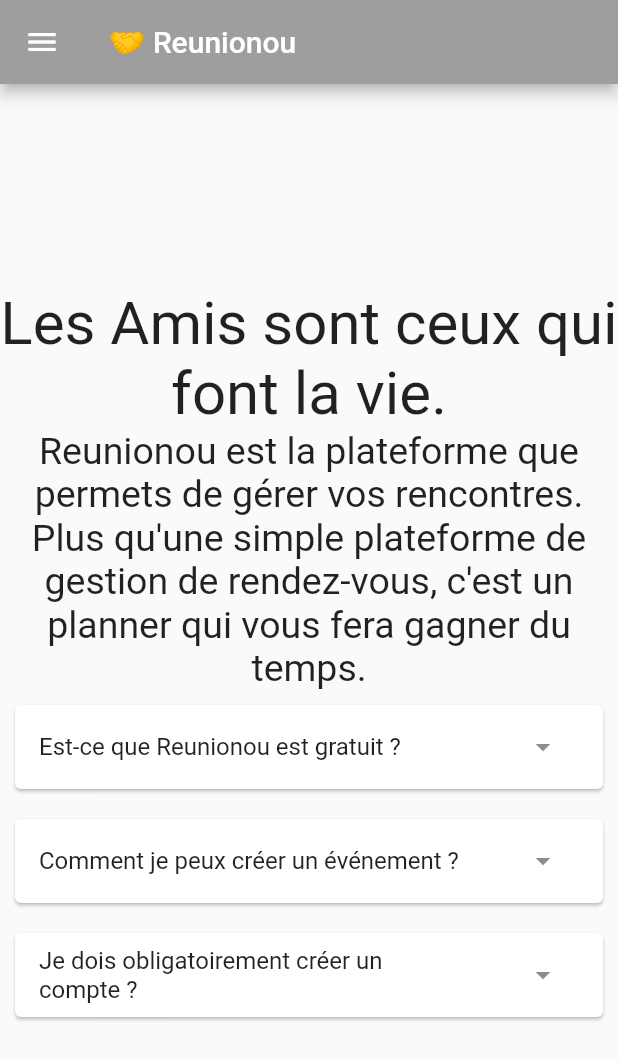
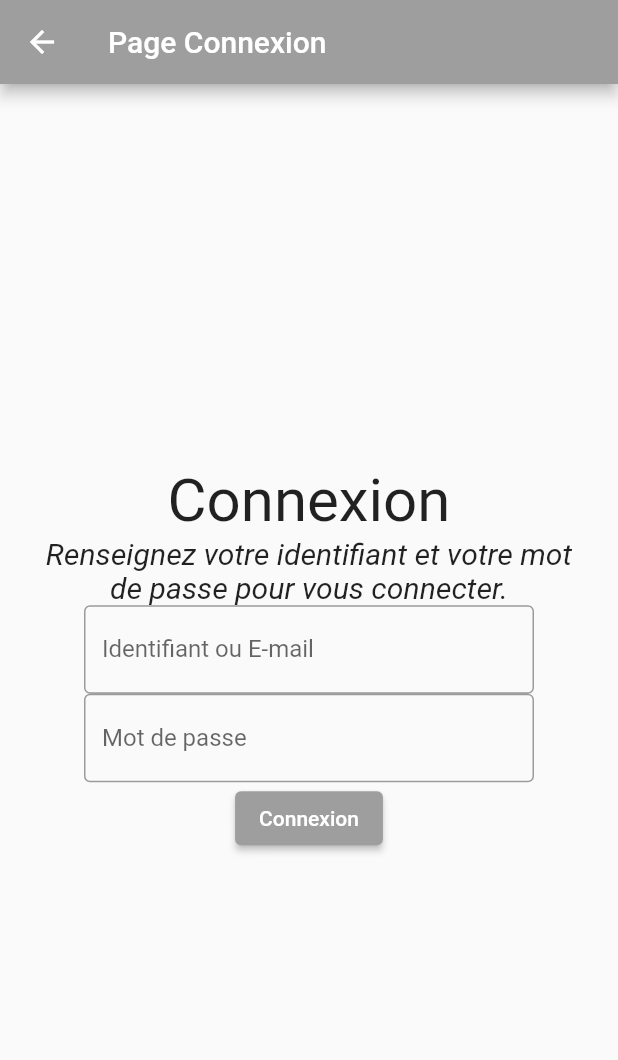
Before and after one commit to Projet-Tutore-Affichage-Dynamique/Atelier-2-reunionou, a Flutter app: the screen it shows after launch, in the side drawer, after a tap on "Me connecter", on a phone screen of 412 x 824 dp. Shown: the top 1060 px of the screen. Run offline on Flutter 3.47's test engine with Material 2 defaults, Android fonts, the phone set to English and light mode, and no system bars; accounts and stored records are empty.

Commit message:
Debut de la mobile_app

```diff
--- /dev/null
+++ b/mobile_app/lib/components/connexion.dart
@@ -0,0 +1,13 @@
+class Connexion {
+  final String token;
+
+  const Connexion({
+    required this.token,
+  });
+
+  factory Connexion.fromJson(Map<String, dynamic> json) {
+    return Connexion(
+        token: json['token']
+    );
+  }
+}
--- a/mobile_app/lib/main.dart
+++ b/mobile_app/lib/main.dart
@@ -1,10 +1,13 @@
+import 'dart:convert';
+import 'package:http/http.dart' as http;
 import 'package:flutter/material.dart';
 import 'package:mobile_app/components/accordion.dart';
+import 'package:mobile_app/components/connexion.dart';
 
 void main() {
   runApp(const MaterialApp(
-    title: 'Reunionou',
-    home: FirstRoute(),
+    title: '🤝 Reunionou',
+    home: MyApp(),
   ));
 }
 
@@ -15,31 +18,12 @@
   Widget build(BuildContext context) {
     return Scaffold(
       appBar: AppBar(
-        // Here we take the value from the MyHomePage object that was created by
-        // the App.build method, and use it to set our appbar title.
-        title: Text('🤝 Reunionou'),
+        title: const Text('🤝 Reunionou'),
         backgroundColor: Colors.grey,
       ),
 
       body: Center(
-
-        // Center is a layout widget. It takes a single child and positions it
-        // in the middle of the parent.
         child: Column(
-          // Column is also a layout widget. It takes a list of children and
-          // arranges them vertically. By default, it sizes itself to fit its
-          // children horizontally, and tries to be as tall as its parent.
-          //
-          // Invoke "debug painting" (press "p" in the console, choose the
-          // "Toggle Debug Paint" action from the Flutter Inspector in Android
-          // Studio, or the "Toggle Debug Paint" command in Visual Studio Code)
-          // to see the wireframe for each widget.
-          //
-          // Column has various properties to control how it sizes itself and
-          // how it positions its children. Here we use mainAxisAlignment to
-          // center the children vertically; the main axis here is the vertical
-          // axis because Columns are vertical (the cross axis would be
-          // horizontal).
           mainAxisAlignment: MainAxisAlignment.center,
           children: const <Widget>[
             Text(
@@ -69,11 +53,7 @@
       ),
 
       drawer: Drawer(
-        // Add a ListView to the drawer. This ensures the user can scroll
-        // through the options in the drawer if there isn't enough vertical
-        // space to fit everything.
         child: ListView(
-          // Important: Remove any padding from the ListView.
           padding: EdgeInsets.zero,
           children: [
             const SizedBox(
@@ -88,36 +68,29 @@
             ListTile(
               title: const Text('Me connecter',style: TextStyle(fontSize: 20)),
               onTap: () {
-                // Update the state of the app
-                // ...
-                // Then close the drawer
                 Navigator.pop(context);
+                Navigator.push(
+                  context,
+                  MaterialPageRoute(builder: (context) => const ConnexionPage()),
+                );
               },
             ),
             ListTile(
               title: const Text('Créer un compte',style: TextStyle(fontSize: 20)),
               onTap: () {
-                // Update the state of the app
-                // ...
-                // Then close the drawer
                 Navigator.pop(context);
+                Navigator.of(context).pushNamed("/Connexion");
               },
             ),
             ListTile(
               title: const Text('Mon compte',style: TextStyle(fontSize: 20)),
               onTap: () {
-                // Update the state of the app
-                // ...
-                // Then close the drawer
                 Navigator.pop(context);
               },
             ),
             ListTile(
               title: const Text('Mes rendez-vous',style: TextStyle(fontSize: 20)),
               onTap: () {
-                // Update the state of the app
-                // ...
-                // Then close the drawer
                 Navigator.pop(context);
               },
             ),
@@ -136,22 +109,89 @@
   }
 }
 
-class SecondRoute extends StatelessWidget {
-  const SecondRoute({Key? key}) : super(key: key);
+class ConnexionPage extends StatefulWidget {
+  const ConnexionPage({Key? key}) : super(key: key);
+
+  @override
+  State<ConnexionPage> createState() => _ConnexionPageState();
+}
+
+var id = "";
+var mdp = "";
+var token;
+
+class _ConnexionPageState extends State<ConnexionPage> {
 
   @override
     Widget build(BuildContext context) {
       return Scaffold(
         appBar: AppBar(
-        title: const Text('Second Route'),
+          backgroundColor: Colors.grey,
+          title: const Text('Page Connexion'),
         ),
         body: Center(
-        child: ElevatedButton(
+          child: Padding(
+              padding: EdgeInsets.fromLTRB(20, 20, 20, 20),
+              child:  Column(
+                mainAxisAlignment: MainAxisAlignment.center,
+                children: [
+                  const Text(
+                    'Connexion',
+                    style: TextStyle(fontSize: 40),
+                    textAlign: TextAlign.center,
+                  ),
+                  const Text(
+                    'Renseignez votre identifiant et votre mot de passe pour vous connecter.',
+                    style: TextStyle(fontSize: 20, fontStyle: FontStyle.italic),
+                    textAlign: TextAlign.center,
+                  ),
+                  SizedBox(
+                    width: 300,
+                    child: TextField(
+                      decoration: const InputDecoration(
+                        border: OutlineInputBorder(),
+                        labelText: 'Identifiant ou E-mail',
+                      ),
+                      onChanged: (value) {
+                        id = value;
+                      },
+                    ),
+                  ),
+
+                  SizedBox(
+                    width: 300,
+                    child: TextField(
+                      obscureText: true,
+                      decoration: const InputDecoration(
+                        border: OutlineInputBorder(),
+                        labelText: 'Mot de passe',
+                      ),
+                      onChanged: (value) {
+                        mdp = value;
+                      },
+                    ),
+                  ),
+                  ElevatedButton(
+                    style: ButtonStyle(
+                      backgroundColor: MaterialStateProperty.all<Color>(Colors.grey),
+                    ),
                     onPressed: () {
                       Navigator.pop(context);
+                      setState(() {
+                        postConnexion();
+                      });
+                      Navigator.pop(context);
+                      Navigator.push(
+                        context,
+                        MaterialPageRoute(builder: (context) => const MyApp()),
+                      );
                     },
-          child: const Text('Go back!'),
+                    child: const Text('Connexion'),
                   ),
+                ],
+              ),
+        ),
+
         ),
       );
     }
@@ -164,17 +204,9 @@
   @override
   Widget build(BuildContext context) {
     return MaterialApp(
-      title: 'Flutter Demo',
+      debugShowCheckedModeBanner: false,
+      title: '🤝 Reunionou',
       theme: ThemeData(
-        // This is the theme of your application.
-        //
-        // Try running your application with "flutter run". You'll see the
-        // application has a blue toolbar. Then, without quitting the app, try
-        // changing the primarySwatch below to Colors.green and then invoke
-        // "hot reload" (press "r" in the console where you ran "flutter run",
-        // or simply save your changes to "hot reload" in a Flutter IDE).
-        // Notice that the counter didn't reset back to zero; the application
-        // is not restarted.
         primarySwatch: Colors.blue,
       ),
       home: const MyHomePage(title: '🤝 Reunionou'),
@@ -185,15 +217,6 @@
 class MyHomePage extends StatefulWidget {
   const MyHomePage({Key? key, required this.title}) : super(key: key);
 
-  // This widget is the home page of your application. It is stateful, meaning
-  // that it has a State object (defined below) that contains fields that affect
-  // how it looks.
-
-  // This class is the configuration for the state. It holds the values (in this
-  // case the title) provided by the parent (in this case the App widget) and
-  // used by the build method of the State. Fields in a Widget subclass are
-  // always marked "final".
-
   final String title;
 
   @override
@@ -201,54 +224,17 @@
 }
 
 class _MyHomePageState extends State<MyHomePage> {
-  int _counter = 0;
-
-  void _incrementCounter() {
-    setState(() {
-      // This call to setState tells the Flutter framework that something has
-      // changed in this State, which causes it to rerun the build method below
-      // so that the display can reflect the updated values. If we changed
-      // _counter without calling setState(), then the build method would not be
-      // called again, and so nothing would appear to happen.
-      _counter++;
-    });
-  }
 
   @override
   Widget build(BuildContext context) {
-    // This method is rerun every time setState is called, for instance as done
-    // by the _incrementCounter method above.
-    //
-    // The Flutter framework has been optimized to make rerunning build methods
-    // fast, so that you can just rebuild anything that needs updating rather
-    // than having to individually change instances of widgets.
     return Scaffold(
       appBar: AppBar(
-        // Here we take the value from the MyHomePage object that was created by
-        // the App.build method, and use it to set our appbar title.
-        title: Text(widget.title),
+        title: Text('🤝 Reunionou'),
         backgroundColor: Colors.grey,
       ),
 
       body: Center(
-
-        // Center is a layout widget. It takes a single child and positions it
-        // in the middle of the parent.
         child: Column(
-          // Column is also a layout widget. It takes a list of children and
-          // arranges them vertically. By default, it sizes itself to fit its
-          // children horizontally, and tries to be as tall as its parent.
-          //
-          // Invoke "debug painting" (press "p" in the console, choose the
-          // "Toggle Debug Paint" action from the Flutter Inspector in Android
-          // Studio, or the "Toggle Debug Paint" command in Visual Studio Code)
-          // to see the wireframe for each widget.
-          //
-          // Column has various properties to control how it sizes itself and
-          // how it positions its children. Here we use mainAxisAlignment to
-          // center the children vertically; the main axis here is the vertical
-          // axis because Columns are vertical (the cross axis would be
-          // horizontal).
           mainAxisAlignment: MainAxisAlignment.center,
           children: const <Widget>[
             Text(
@@ -278,11 +264,7 @@
       ),
 
       drawer: Drawer(
-      // Add a ListView to the drawer. This ensures the user can scroll
-      // through the options in the drawer if there isn't enough vertical
-      // space to fit everything.
         child: ListView(
-        // Important: Remove any padding from the ListView.
           padding: EdgeInsets.zero,
           children: [
             const SizedBox(
@@ -297,45 +279,28 @@
             ListTile(
               title: const Text('Me connecter',style: TextStyle(fontSize: 20)),
               onTap: () {
-              // Update the state of the app
-              // ...
-              // Then close the drawer
                 Navigator.pop(context);
-                },
-              ),
-              ListTile(
-                title: const Text('Créer un compte',style: TextStyle(fontSize: 20)),
-                onTap: () {
-              // Update the state of the app
-              // ...
-              // Then close the drawer
-                Navigator.pop(context);
+                Navigator.push(
+                  context,
+                  MaterialPageRoute(builder: (context) => const ConnexionPage()),
+                );
               },
             ),
             ListTile(
               title: const Text('Mon compte',style: TextStyle(fontSize: 20)),
               onTap: () {
-                // Update the state of the app
-                // ...
-                // Then close the drawer
                 Navigator.pop(context);
               },
             ),
             ListTile(
               title: const Text('Mes rendez-vous',style: TextStyle(fontSize: 20)),
               onTap: () {
-                // Update the state of the app
-                // ...
-                // Then close the drawer
                 Navigator.pop(context);
               },
             ),
             ListTile(
               title: const Text('Déconnexion',style: TextStyle(fontSize: 20)),
               onTap: () {
-                // Update the state of the app
-                // ...
-                // Then close the drawer
                 Navigator.pop(context);
               },
             ),],
@@ -344,3 +309,27 @@
     );
   }
 }
+
+Future<Connexion> postConnexion() async{
+  final response = await http.post(
+      Uri.parse('http://192.168.42.185:5001/auth/signin'),
+      headers: <String, String>{
+        'Content-Type': 'application/json; charset=UTF-8',
+        'Accept': "*/*",
+        'connection': 'keep-alive',
+        'Accept-Encoding' : 'gzip, deflate, br',
+      },
+      body: jsonEncode(<String, String>{
+        'login': id,
+        'pwd': mdp,
+      })
+  );
+
+  if (response.statusCode == 200) {
+    var res = Connexion.fromJson(jsonDecode(response.body));
+    token = res.token;
+    return res;
+  } else {
+    throw Exception('Failed to create album.');
+  }
+}
--- a/mobile_app/pubspec.yaml
+++ b/mobile_app/pubspec.yaml
@@ -27,6 +27,8 @@
 # the latest version available on pub.dev. To see which dependencies have newer
 # versions available, run `flutter pub outdated`.
 dependencies:
+  http: ^0.13.4
+
   flutter:
     sdk: flutter
 
```
Also changed, not shown: mobile_app/pubspec.lock, 2 other files. Lines whose indentation alone changed are shown as unchanged.
